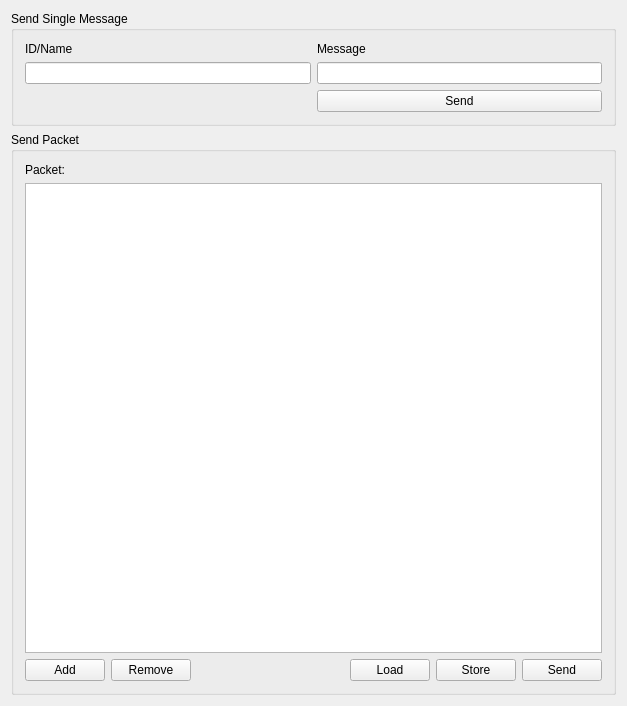
Above: R_Visualizer/SendMessages/sendmessages.ui from NeverKnewTheName/R_Visualizer before the change. Below: the same form after it.
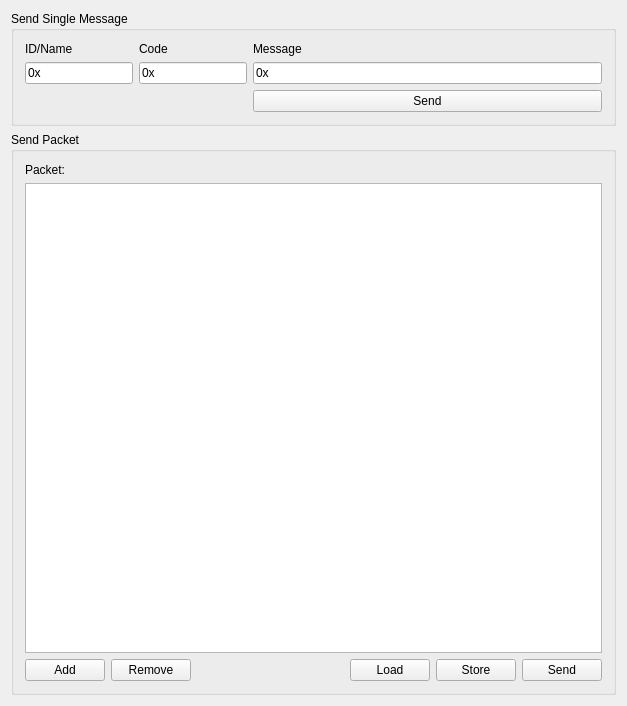
That is the form after the change.

What changed in the file:
```diff
--- a/R_Visualizer/SendMessages/sendmessages.ui
+++ b/R_Visualizer/SendMessages/sendmessages.ui
@@ -20,18 +20,41 @@
       <string>Send Single Message</string>
      </property>
      <layout class="QGridLayout" name="gridLayout_6">
-      <item row="1" column="1">
-       <widget class="QLineEdit" name="sndMsgMsgLineEdit"/>
+      <item row="1" column="2">
+       <widget class="QLineEdit" name="sndMsgMsgLineEdit">
+        <property name="sizePolicy">
+         <sizepolicy hsizetype="Expanding" vsizetype="Fixed">
+          <horstretch>5</horstretch>
+          <verstretch>0</verstretch>
+         </sizepolicy>
+        </property>
+        <property name="inputMask">
+         <string>\0\xhhhhhhhhhhhhhh</string>
+        </property>
+        <property name="text">
+         <string>0x</string>
+        </property>
+       </widget>
       </item>
-      <item row="2" column="1">
+      <item row="2" column="2">
        <widget class="QPushButton" name="sndMsgSendBtn">
+        <property name="sizePolicy">
+         <sizepolicy hsizetype="Minimum" vsizetype="Fixed">
+          <horstretch>0</horstretch>
+          <verstretch>0</verstretch>
+         </sizepolicy>
+        </property>
         <property name="text">
          <string>Send</string>
         </property>
        </widget>
       </item>
       <item row="1" column="0">
-       <widget class="QLineEdit" name="sndMsgIDLineEdit"/>
+       <widget class="QLineEdit" name="sndMsgIDLineEdit">
+        <property name="inputMask">
+         <string>\0\xHhhh</string>
+        </property>
+       </widget>
       </item>
       <item row="0" column="0">
        <widget class="QLabel" name="label_5">
@@ -40,13 +63,36 @@
         </property>
        </widget>
       </item>
-      <item row="0" column="1">
+      <item row="0" column="2">
        <widget class="QLabel" name="label_6">
         <property name="text">
          <string>Message</string>
         </property>
        </widget>
       </item>
+      <item row="1" column="1">
+       <widget class="QLineEdit" name="sndMsgCodeLineEdit">
+        <property name="sizePolicy">
+         <sizepolicy hsizetype="Expanding" vsizetype="Fixed">
+          <horstretch>0</horstretch>
+          <verstretch>0</verstretch>
+         </sizepolicy>
+        </property>
+        <property name="inputMask">
+         <string>\0\xHh</string>
+        </property>
+        <property name="text">
+         <string>0x</string>
+        </property>
+       </widget>
+      </item>
+      <item row="0" column="1">
+       <widget class="QLabel" name="label">
+        <property name="text">
+         <string>Code</string>
+        </property>
+       </widget>
+      </item>
      </layout>
     </widget>
    </item>
```
